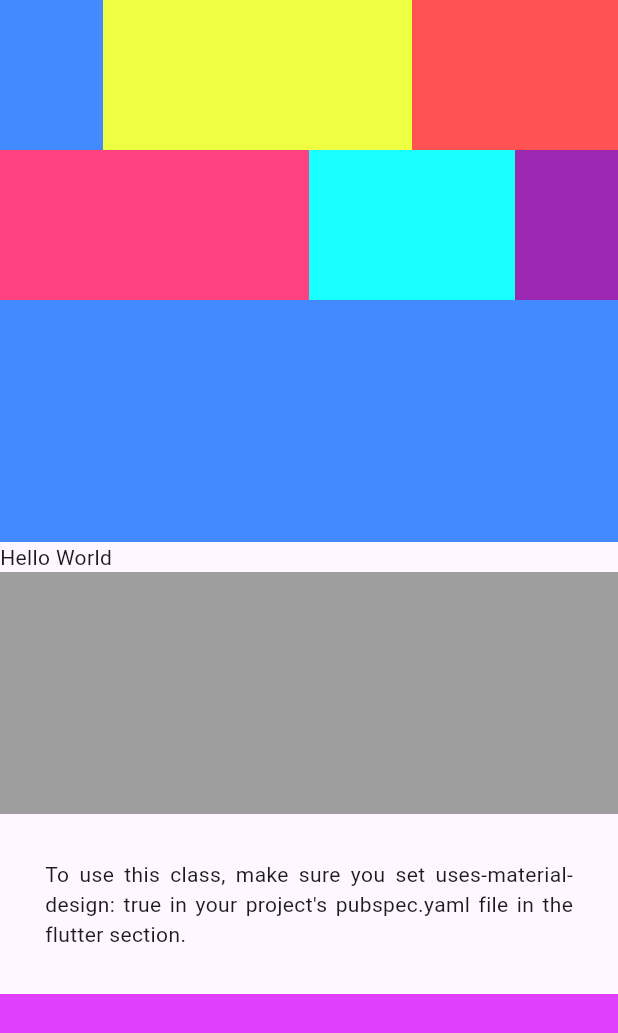
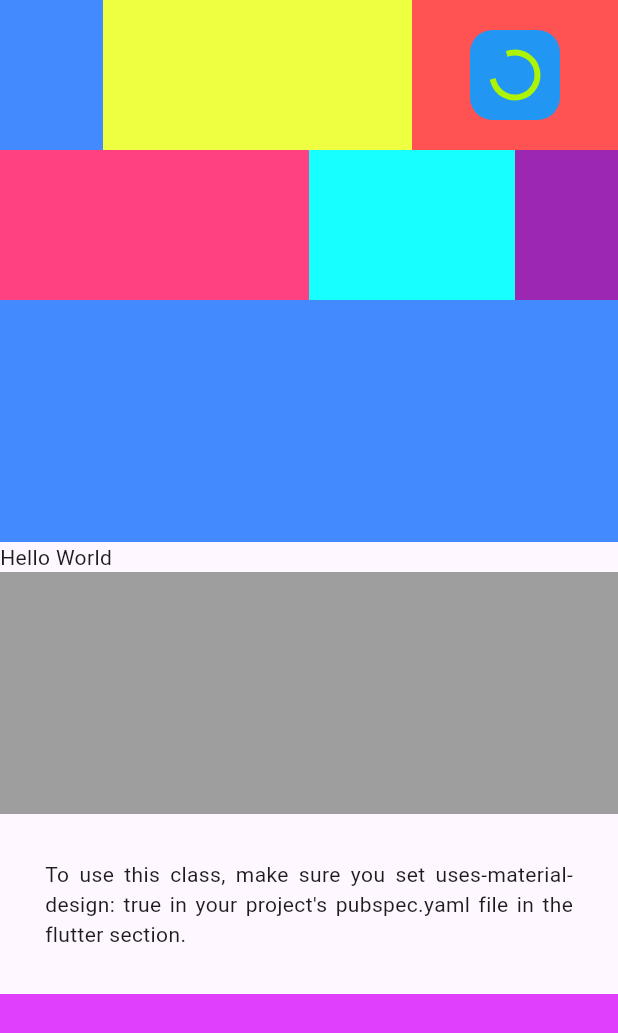
Before and after one commit to bipulcn/flutter_help, a Flutter app: the OneSubPage widget shown alone on an empty page, opened directly, on a phone screen of 412 x 824 dp. Shown: the top 1033 px of the screen. Run offline on Flutter 3.47's test engine with Material 2 defaults, Android fonts, the light colour scheme and no system bars; our stand-ins replace dio, equatable, fl_chart, flutter_bloc, shared_preferences, sqflite and 2 more; accounts and stored records are empty.

Commit message:
Update on layout

```diff
--- /dev/null
+++ b/test_layout/lib/comp/loaderControllers.dart
@@ -0,0 +1,20 @@
+import 'package:flutter/material.dart';
+
+Widget customLoaders() {
+  // Constants constants = Constants();
+
+  return Center(
+    child: Container(
+      height: 60,
+      width: 60,
+      decoration: BoxDecoration(
+          color: Colors.blue, borderRadius: BorderRadius.circular(15)),
+      child: const Padding(
+        padding: EdgeInsets.all(15.0),
+        child: CircularProgressIndicator(
+          color: Color.fromARGB(255, 172, 243, 5),
+        ),
+      ),
+    ),
+  );
+}
--- a/test_layout/lib/main.dart
+++ b/test_layout/lib/main.dart
@@ -27,6 +27,10 @@ class MyApp extends StatelessWidget {
     //   ),
     // );
     return MaterialApp(
+      // debugShowMaterialGrid: true,
+      // showSemanticsDebugger: true,
+      debugShowCheckedModeBanner: false,
+      // showPerformanceOverlay: true,
       title: 'Flutter Demo',
       theme: ThemeData(
         colorScheme: ColorScheme.fromSeed(seedColor: Colors.deepPurple),
--- a/test_layout/lib/pages/pageone.dart
+++ b/test_layout/lib/pages/pageone.dart
@@ -1,4 +1,5 @@
 import 'package:flutter/material.dart';
+import 'package:test_layout/comp/loaderControllers.dart';
 
 class PageOne extends StatelessWidget {
   const PageOne({super.key});
@@ -58,6 +59,7 @@ class _OneSubPageState extends State<OneSubPage> {
               height: 100,
               width: MediaQuery.of(context).size.width / 3,
               color: Colors.redAccent,
+              child: customLoaders(),
             ),
             // Expanded(   // only works with Flex, column, row
             //   child: Container(
```
Also changed, not shown: test2_navigation/lib/main.dart (+23 -53 lines), test2_navigation/lib/pgone.dart (added, +35 -0 lines), test2_navigation/lib/pgthree.dart (added, +26 -0 lines), test2_navigation/lib/pgtwo.dart (added, +58 -0 lines), 9 other files.
